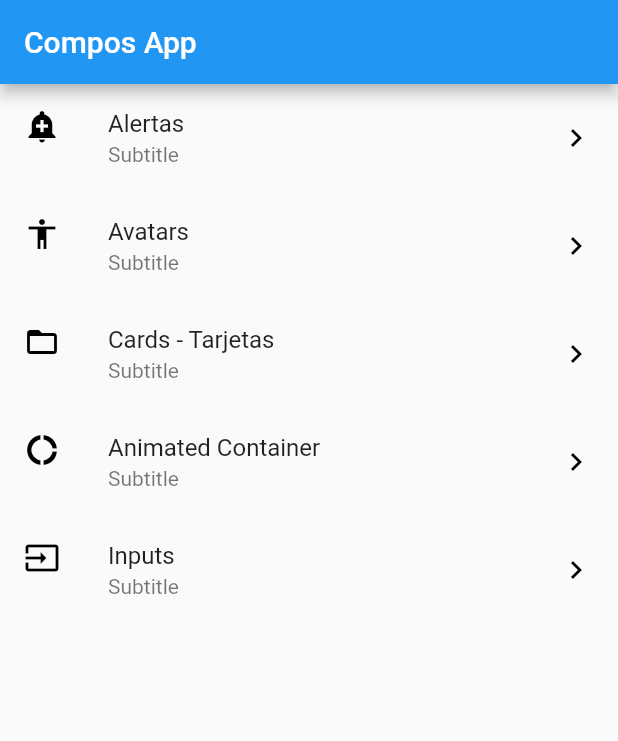
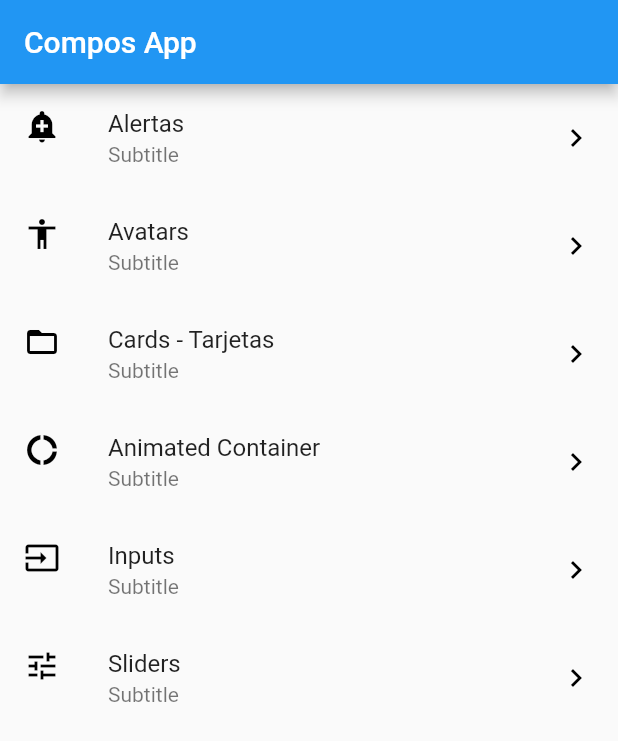
Before and after one commit to VictorParodi/Tools, a Flutter app: the screen it shows after launch, on a phone screen of 412 x 824 dp. Shown: the top 741 px of the screen. Run offline on Flutter 3.47's test engine with Material 2 defaults, Android fonts, the phone set to English and light mode, and no system bars.

Commit message:
[app1] commit 17: playing around with Slider widget

```diff
--- a/data/menu_opts.json
+++ b/data/menu_opts.json
@@ -25,6 +25,11 @@
             "ruta" : "inputs",
             "icon" : "input",
             "texto": "Inputs"
+        },
+        {
+            "ruta" : "sliders",
+            "icon" : "tune",
+            "texto": "Sliders"
         }
     ]
 }
--- a/lib/src/routes/routes.dart
+++ b/lib/src/routes/routes.dart
@@ -1,6 +1,7 @@
 import 'package:flutter/material.dart';
 import 'package:tools/src/pages/cards_page.dart';
 import 'package:tools/src/pages/inputs_page.dart';
+import 'package:tools/src/pages/slider_page.dart';
 import './../pages/home_page.dart';
 import './../pages/alert_page.dart';
 import './../pages/avatar_page.dart';
@@ -13,6 +14,7 @@ Map<String, WidgetBuilder> getRoutes() {
     'avatar': (context) => new AvatarPage(),
     'card': (context) => new CardsPage(),
     'animatedContainer': (context) => new AnimatedContainerPage(),
-    'inputs': (context) => new InputPage()
+    'inputs': (context) => new InputPage(),
+    'sliders': (context) => new SliderPage()
   };
 }
--- a/lib/src/utils/icons_utils.dart
+++ b/lib/src/utils/icons_utils.dart
@@ -5,7 +5,8 @@ final _icons = <String, IconData> {
   'accessibility': Icons.accessibility,
   'folder_open': Icons.folder_open,
   'donut_large': Icons.donut_large,
-  'input': Icons.input
+  'input': Icons.input,
+  'tune': Icons.tune
 };
 
 Widget getIcon(icon) {
```
Also changed, not shown: lib/src/pages/slider_page.dart (added, +33 -0 lines).
